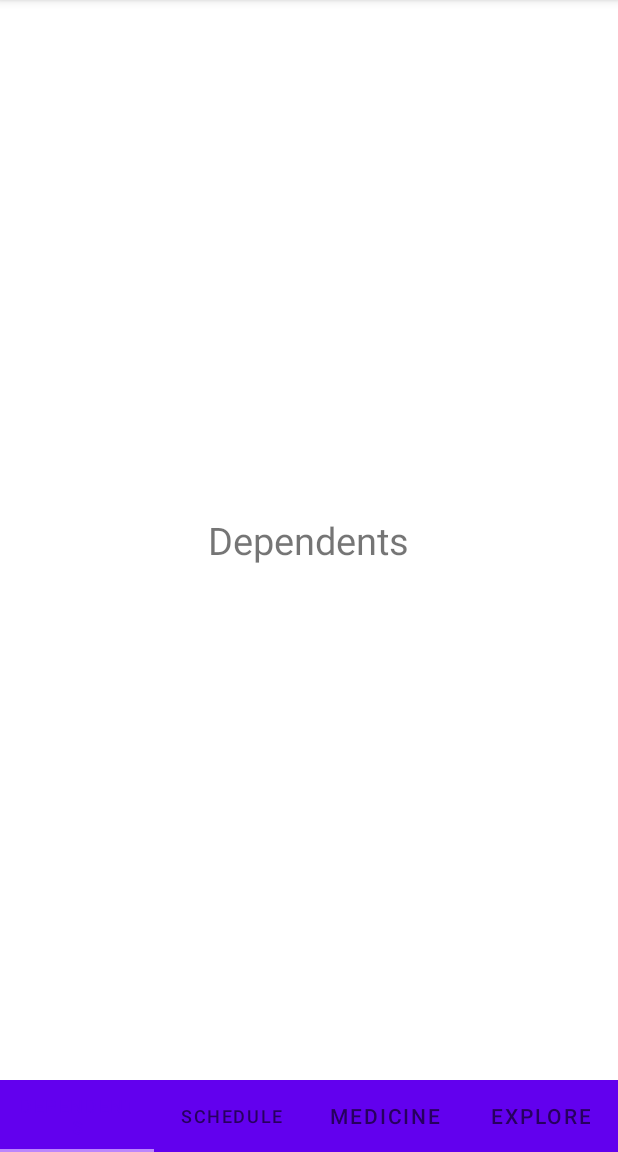
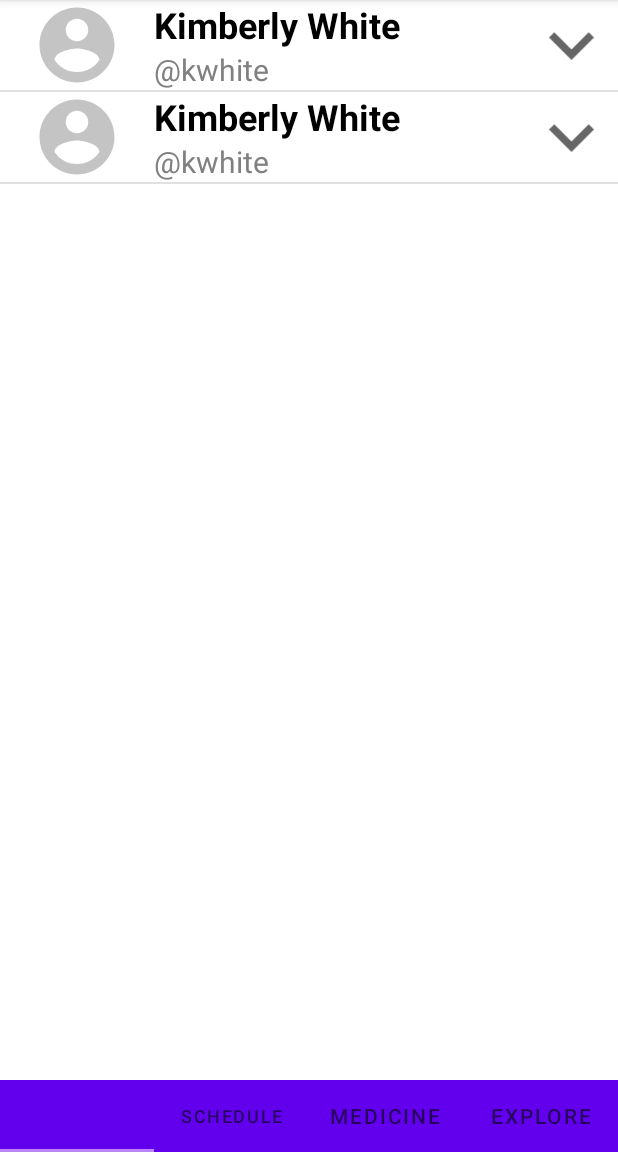
Before and after one commit to OSLL/adfmp1h22-pills-notifier, an Android app: the screen it shows after launch (MainActivity), on a phone screen of 412 x 824 dp, the part 84-1236 px from its top. Run offline under Robolectric (Android 15) with nearby library versions, the phone set to English and light mode, and no system bars.

Commit message:
Add dependents schedule dropdown and take status

```diff
--- /dev/null
+++ b/app/src/main/java/com/example/pillnotifier/adapters/DependentWithTakesAdapter.kt
@@ -0,0 +1,71 @@
+package com.example.pillnotifier.adapters
+
+import android.content.Context
+import android.view.LayoutInflater
+import android.view.View
+import android.view.ViewGroup
+import android.widget.ImageView
+import android.widget.TextView
+import androidx.recyclerview.widget.DividerItemDecoration
+import androidx.recyclerview.widget.RecyclerView
+import com.example.pillnotifier.R
+import com.example.pillnotifier.model.DependentWithTakes
+
+class DependentWithTakesAdapter(
+    private val context: Context,
+    private val dependentsWithTakes: List<DependentWithTakes>
+) : RecyclerView.Adapter<DependentWithTakesAdapter.ViewHolder>() {
+    override fun onCreateViewHolder(parent: ViewGroup, viewType: Int): ViewHolder {
+        val view: View =
+            LayoutInflater.from(context).inflate(R.layout.dependent_item, parent, false)
+        return DependentWithTakesAdapter.ViewHolder(view)
+    }
+
+
+    override fun onBindViewHolder(holder: ViewHolder, position: Int) {
+        val dependentWithTakes = dependentsWithTakes[position]
+
+        holder.userNameTV.text = dependentWithTakes.name
+        holder.userNicknameTV.text = "@" + dependentWithTakes.nickname
+
+        holder.dependentScheduleRV.adapter =
+            MedicineTakeAdapter(context, dependentWithTakes.medicineTakes, Rights.READ)
+        holder.dependentScheduleRV.addItemDecoration(
+            DividerItemDecoration(
+                holder.dependentScheduleRV.context,
+                DividerItemDecoration.VERTICAL
+            )
+        )
+
+        holder.showMedsIV.setOnClickListener(object : View.OnClickListener {
+            private var isScheduleGone = true
+            override fun onClick(p0: View?) {
+                if (isScheduleGone) {
+                    holder.dependentScheduleRV.visibility = View.VISIBLE
+                    holder.showMedsIV.setImageResource(R.drawable.close_schedule)
+                } else {
+                    holder.dependentScheduleRV.visibility = View.GONE
+                    holder.showMedsIV.setImageResource(R.drawable.open_schedule)
+                }
+                isScheduleGone = !isScheduleGone
+            }
+        })
+    }
+
+    override fun getItemCount(): Int {
+        return dependentsWithTakes.size
+    }
+
+    class ViewHolder(itemView: View) : RecyclerView.ViewHolder(itemView) {
+        val userNameTV: TextView
+        val userNicknameTV: TextView
+        val showMedsIV: ImageView = itemView.findViewById(R.id.show_meds_iv)
+        val dependentScheduleRV: RecyclerView = itemView.findViewById(R.id.dependents_schedule_rv)
+
+        init {
+            val userItemView = itemView.findViewById<View>(R.id.user_item_include)
+            userNameTV = userItemView.findViewById(R.id.user_name_tv)
+            userNicknameTV = itemView.findViewById(R.id.user_nickname_tv)
+        }
+    }
+}
--- a/app/src/main/java/com/example/pillnotifier/adapters/MedicineAdapter.kt
+++ b/app/src/main/java/com/example/pillnotifier/adapters/MedicineTakeAdapter.kt
@@ -9,10 +9,21 @@ import android.widget.TextView
 import androidx.recyclerview.widget.RecyclerView
 import com.example.pillnotifier.R
 import com.example.pillnotifier.model.MedicineTake
+import com.example.pillnotifier.model.TakeStatus
 import java.text.SimpleDateFormat
 import java.util.*
 
-class MedicineAdapter(context: Context, private val medicines: List<MedicineTake>) : RecyclerView.Adapter<MedicineAdapter.ViewHolder>() {
+enum class Rights {
+    READ,
+    WRITE
+}
+
+class MedicineTakeAdapter(
+    private val context: Context,
+    private val medicines: List<MedicineTake>,
+    private val rights: Rights
+) :
+    RecyclerView.Adapter<MedicineTakeAdapter.ViewHolder>() {
     private val layoutInflater = LayoutInflater.from(context)
     override fun onCreateViewHolder(parent: ViewGroup, viewType: Int): ViewHolder {
         val view: View = layoutInflater.inflate(R.layout.medicine_in_schedule_item, parent, false)
@@ -20,14 +31,24 @@ class MedicineAdapter(context: Context, private val medicines: List<MedicineTake
     }
 
     override fun onBindViewHolder(holder: ViewHolder, position: Int) {
-        val medicineTake = medicines.get(position)
+        val medicineTake = medicines[position]
         holder.medicineNameTV.text = medicineTake.medicine.name
         holder.portionTV.text = medicineTake.medicine.portion
 
         val df = SimpleDateFormat("HH:mm", Locale.getDefault())
         holder.takeTimeTV.text = df.format(medicineTake.dateOfTake)
 
-        // TODO: reactions on clicking taking and not taking
+        when (medicineTake.takeStatus) {
+            TakeStatus.UNKNOWN -> {
+                holder.itemView.setBackgroundColor(context.resources.getColor(R.color.unknown_status))
+                if (rights == Rights.READ) {
+                    holder.takenIV.visibility = View.INVISIBLE
+                    holder.notTakenIV.visibility = View.INVISIBLE
+                }
+            }
+            TakeStatus.TAKEN -> holder.notTakenIV.visibility = View.INVISIBLE
+            TakeStatus.NOT_TAKEN -> holder.takenIV.visibility = View.INVISIBLE
+        }
     }
 
     override fun getItemCount(): Int {
--- a/app/src/main/java/com/example/pillnotifier/fragments/DependentsFragment.kt
+++ b/app/src/main/java/com/example/pillnotifier/fragments/DependentsFragment.kt
@@ -5,9 +5,32 @@ import androidx.fragment.app.Fragment
 import android.view.LayoutInflater
 import android.view.View
 import android.view.ViewGroup
+import androidx.recyclerview.widget.DividerItemDecoration
+import androidx.recyclerview.widget.RecyclerView
 import com.example.pillnotifier.R
+import com.example.pillnotifier.adapters.DependentWithTakesAdapter
+import com.example.pillnotifier.model.*
+import java.util.*
 
 class DependentsFragment : Fragment() {
+    private val dependents: MutableList<DependentWithTakes> = mutableListOf()
+
+    init {
+        val medicineTakeList: MutableList<MedicineTake> = mutableListOf()
+        val medicine = Medicine("Vitamin A", "4 pills", Regularity.DAILY, Date(2022, 1, 1))
+        val date = Date(2022, 1, 7)
+        medicineTakeList.add(MedicineTake(medicine, date, TakeStatus.TAKEN))
+        medicineTakeList.add(MedicineTake(medicine, date, TakeStatus.NOT_TAKEN))
+        medicineTakeList.add(MedicineTake(medicine, date, TakeStatus.UNKNOWN))
+
+        val dependentWithTakes = DependentWithTakes(
+            "Kimberly White",
+            "kwhite",
+            medicineTakeList
+        )
+        for (i in 1..2)
+            dependents.add(dependentWithTakes)
+    }
 
     override fun onCreate(savedInstanceState: Bundle?) {
         super.onCreate(savedInstanceState)
@@ -17,8 +40,16 @@ class DependentsFragment : Fragment() {
         inflater: LayoutInflater, container: ViewGroup?,
         savedInstanceState: Bundle?
     ): View? {
-        // Inflate the layout for this fragment
-        return inflater.inflate(R.layout.fragment_dependents, container, false)
+        val view = inflater.inflate(R.layout.fragment_dependents, container, false)
+
+        val recyclerView: RecyclerView = view.findViewById(R.id.dependents_rv)
+        recyclerView.adapter = DependentWithTakesAdapter(requireContext(), dependents)
+        recyclerView.addItemDecoration(DividerItemDecoration(
+            recyclerView.context,
+            DividerItemDecoration.VERTICAL
+        ))
+
+        return view
     }
 
 }
--- a/app/src/main/java/com/example/pillnotifier/fragments/MedicineFragment.kt
+++ b/app/src/main/java/com/example/pillnotifier/fragments/MedicineFragment.kt
@@ -5,13 +5,7 @@ import androidx.fragment.app.Fragment
 import android.view.LayoutInflater
 import android.view.View
 import android.view.ViewGroup
-import androidx.recyclerview.widget.RecyclerView
 import com.example.pillnotifier.R
-import com.example.pillnotifier.adapters.MedicineAdapter
-import com.example.pillnotifier.model.Medicine
-import com.example.pillnotifier.model.MedicineTake
-import com.example.pillnotifier.model.Regularity
-import java.util.*
 
 class MedicineFragment : Fragment() {
     override fun onCreate(savedInstanceState: Bundle?) {
--- a/app/src/main/java/com/example/pillnotifier/fragments/ScheduleFragment.kt
+++ b/app/src/main/java/com/example/pillnotifier/fragments/ScheduleFragment.kt
@@ -9,10 +9,12 @@ import androidx.fragment.app.Fragment
 import androidx.recyclerview.widget.DividerItemDecoration
 import androidx.recyclerview.widget.RecyclerView
 import com.example.pillnotifier.R
-import com.example.pillnotifier.adapters.MedicineAdapter
+import com.example.pillnotifier.adapters.MedicineTakeAdapter
+import com.example.pillnotifier.adapters.Rights
 import com.example.pillnotifier.model.Medicine
 import com.example.pillnotifier.model.MedicineTake
 import com.example.pillnotifier.model.Regularity
+import com.example.pillnotifier.model.TakeStatus
 import java.util.*
 
 
@@ -21,12 +23,11 @@ class ScheduleFragment : Fragment() {
 
     init {
         // TODO: delete plug and make initialization of list
-        val medicineTake = MedicineTake(
-            Medicine("Vitamin A", "4 pills", Regularity.DAILY, Date(2022, 1, 1)),
-            Date(2022, 1, 7)
-        )
-        for (i in 1..20)
-            medicineTakeList.add(medicineTake)
+        val medicine = Medicine("Vitamin A", "4 pills", Regularity.DAILY, Date(2022, 1, 1))
+        val date = Date(2022, 1, 7)
+        medicineTakeList.add(MedicineTake(medicine, date, TakeStatus.TAKEN))
+        medicineTakeList.add(MedicineTake(medicine, date, TakeStatus.NOT_TAKEN))
+        medicineTakeList.add(MedicineTake(medicine, date, TakeStatus.UNKNOWN))
     }
 
     override fun onCreateView(
@@ -41,7 +42,7 @@ class ScheduleFragment : Fragment() {
         }
 
         val recyclerView: RecyclerView = view.findViewById(R.id.rv_schedule_meds)
-        recyclerView.adapter = MedicineAdapter(requireContext(), medicineTakeList)
+        recyclerView.adapter = MedicineTakeAdapter(requireContext(), medicineTakeList, Rights.WRITE)
         val dividerItemDecoration = DividerItemDecoration(
             recyclerView.context,
             DividerItemDecoration.VERTICAL
--- /dev/null
+++ b/app/src/main/java/com/example/pillnotifier/model/DependentWithTakes.kt
@@ -0,0 +1,3 @@
+package com.example.pillnotifier.model
+
+class DependentWithTakes(val name: String, val nickname: String, val medicineTakes: List<MedicineTake>)
--- a/app/src/main/java/com/example/pillnotifier/model/MedicineTake.kt
+++ b/app/src/main/java/com/example/pillnotifier/model/MedicineTake.kt
@@ -2,4 +2,9 @@ package com.example.pillnotifier.model;
 
 import java.util.Date
 
-class MedicineTake(val medicine: Medicine, val dateOfTake: Date)
+enum class TakeStatus {
+    TAKEN,
+    NOT_TAKEN,
+    UNKNOWN
+}
+class MedicineTake(val medicine: Medicine, val dateOfTake: Date, val takeStatus: TakeStatus)
--- /dev/null
+++ b/app/src/main/res/drawable/close_schedule.xml
@@ -0,0 +1,10 @@
+<vector xmlns:android="http://schemas.android.com/apk/res/android"
+    android:width="24dp"
+    android:height="24dp"
+    android:viewportWidth="24"
+    android:viewportHeight="24"
+    android:tint="?attr/colorControlNormal">
+  <path
+      android:fillColor="@android:color/white"
+      android:pathData="M12,8l-6,6 1.41,1.41L12,10.83l4.59,4.58L18,14z"/>
+</vector>
--- /dev/null
+++ b/app/src/main/res/layout/dependent_item.xml
@@ -0,0 +1,43 @@
+<?xml version="1.0" encoding="utf-8"?>
+<LinearLayout xmlns:android="http://schemas.android.com/apk/res/android"
+    xmlns:app="http://schemas.android.com/apk/res-auto"
+    android:layout_width="match_parent"
+    android:layout_height="wrap_content"
+    android:orientation="vertical">
+
+    <LinearLayout
+        android:layout_width="match_parent"
+        android:layout_height="wrap_content">
+
+        <include
+            android:id="@+id/user_item_include"
+            android:layout_weight="85"
+            layout="@layout/user_item"
+            android:layout_height="match_parent"
+            android:layout_width="0dp" />
+
+        <ImageView
+            android:id="@+id/show_meds_iv"
+            android:layout_width="0dp"
+            android:layout_height="match_parent"
+            android:layout_weight="15"
+            android:background="@color/white"
+            android:scaleType="fitCenter"
+            android:src="@drawable/open_schedule" />
+    </LinearLayout>
+
+    <androidx.recyclerview.widget.RecyclerView
+        android:id="@+id/dependents_schedule_rv"
+        android:layout_width="match_parent"
+        android:layout_height="wrap_content"
+        android:visibility="gone"
+
+        app:layoutManager="androidx.recyclerview.widget.LinearLayoutManager"
+
+        app:layout_constraintLeft_toLeftOf="parent"
+        app:layout_constraintRight_toRightOf="parent"
+        app:layout_constraintTop_toTopOf="parent"
+        app:layout_constraintBottom_toBottomOf="parent"
+        />
+
+</LinearLayout>
--- a/app/src/main/res/layout/fragment_dependents.xml
+++ b/app/src/main/res/layout/fragment_dependents.xml
@@ -1,14 +1,23 @@
 <?xml version="1.0" encoding="utf-8"?>
 <RelativeLayout xmlns:android="http://schemas.android.com/apk/res/android"
     xmlns:tools="http://schemas.android.com/tools"
+    xmlns:app="http://schemas.android.com/apk/res-auto"
     android:layout_width="match_parent"
     android:layout_height="match_parent"
     tools:context=".fragments.DependentsFragment">
 
-    <TextView
-        android:layout_width="wrap_content"
-        android:layout_height="wrap_content"
-        android:text="Dependents"
-        android:textSize="25sp"
-        android:layout_centerInParent="true"/>
+    <androidx.recyclerview.widget.RecyclerView
+        android:id="@+id/dependents_rv"
+        android:layout_width="match_parent"
+        android:layout_height="match_parent"
+
+        app:layoutManager="androidx.recyclerview.widget.LinearLayoutManager"
+
+        app:layout_constraintLeft_toLeftOf="parent"
+        app:layout_constraintRight_toRightOf="parent"
+        app:layout_constraintTop_toTopOf="parent"
+        app:layout_constraintBottom_toBottomOf="parent"
+
+        />
+
 </RelativeLayout>
--- a/app/src/main/res/layout/medicine_in_schedule_item.xml
+++ b/app/src/main/res/layout/medicine_in_schedule_item.xml
@@ -68,7 +68,6 @@
             android:layout_width="match_parent"
             android:layout_height="0dp"
             android:layout_weight="50"
-            android:background="@color/white"
             android:scaleType="fitCenter"
             android:src="@drawable/medicine_taken" />
 
@@ -77,7 +76,6 @@
             android:layout_width="match_parent"
             android:layout_height="0dp"
             android:layout_weight="50"
-            android:background="@color/white"
             android:scaleType="fitCenter"
             android:src="@drawable/medicine_not_taken" />
     </LinearLayout>
--- a/app/src/main/res/layout/user_item.xml
+++ b/app/src/main/res/layout/user_item.xml
@@ -35,7 +35,7 @@
 
 
         <TextView
-            android:id="@+id/nickname_tv"
+            android:id="@+id/user_nickname_tv"
             android:layout_width="wrap_content"
             android:layout_height="wrap_content"
             android:text="@string/nickname_example"
@@ -44,13 +44,4 @@
             app:layout_constraintLeft_toLeftOf="parent"
             app:layout_constraintTop_toTopOf="@+id/take_time_tv" />
     </LinearLayout>
-
-    <ImageView
-        android:id="@+id/not_taken_iv"
-        android:layout_width="0dp"
-        android:layout_height="match_parent"
-        android:layout_weight="15"
-        android:background="@color/white"
-        android:scaleType="fitCenter"
-        android:src="@drawable/drop_down_icon" />
 </LinearLayout>
--- a/app/src/main/res/values/colors.xml
+++ b/app/src/main/res/values/colors.xml
@@ -8,4 +8,5 @@
     <color name="black">#FF000000</color>
     <color name="white">#FFFFFFFF</color>
     <color name="grey">#808080</color>
+    <color name="unknown_status">#334AADF4</color>
 </resources>
```
Also changed, not shown: app/src/main/res/drawable/open_schedule.xml (renamed from app/src/main/res/drawable/drop_down_icon.xml).
